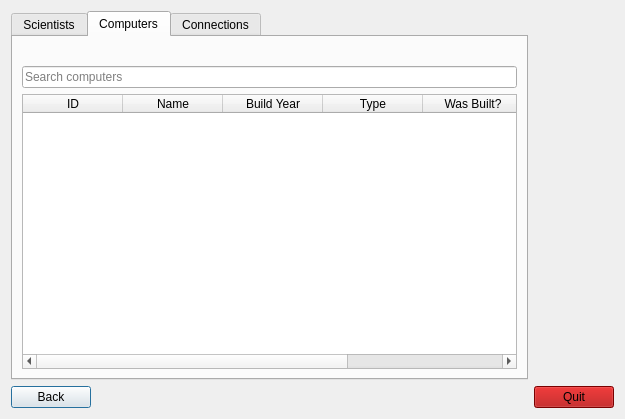
Old version of the form Skil3/ListWindow.ui in the repository Chiquita40-VLN-H2016/chiquita40.
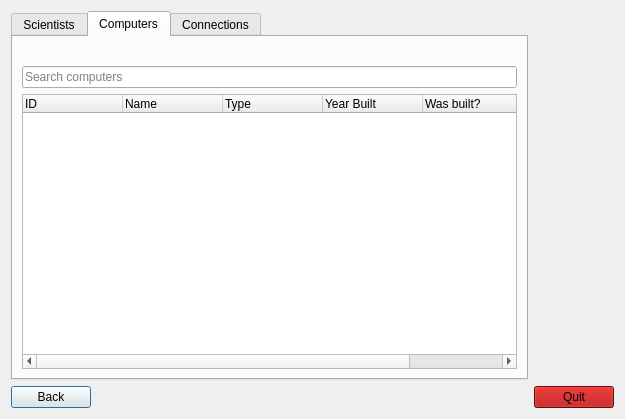
New version of the form. The open tabs and pages were chosen to show the change. Icons and pictures are not drawn.

Patch:
```diff
--- a/Skil3/ListWindow.ui
+++ b/Skil3/ListWindow.ui
@@ -97,37 +97,68 @@
          </property>
         </widget>
        </item>
-       <item row="2" column="0">
+       <item row="3" column="0">
         <widget class="QTableWidget" name="table_Computers">
+         <property name="editTriggers">
+          <set>QAbstractItemView::NoEditTriggers</set>
+         </property>
+         <property name="selectionMode">
+          <enum>QAbstractItemView::SingleSelection</enum>
+         </property>
+         <property name="selectionBehavior">
+          <enum>QAbstractItemView::SelectRows</enum>
+         </property>
+         <property name="showGrid">
+          <bool>false</bool>
+         </property>
+         <property name="sortingEnabled">
+          <bool>true</bool>
+         </property>
+         <attribute name="horizontalHeaderStretchLastSection">
+          <bool>true</bool>
+         </attribute>
+         <attribute name="verticalHeaderVisible">
+          <bool>false</bool>
+         </attribute>
          <column>
           <property name="text">
            <string>ID</string>
           </property>
+          <property name="textAlignment">
+           <set>AlignJustify|AlignVCenter</set>
+          </property>
          </column>
          <column>
           <property name="text">
            <string>Name</string>
           </property>
-         </column>
-         <column>
-          <property name="text">
-           <string>Build Year</string>
+          <property name="textAlignment">
+           <set>AlignJustify|AlignVCenter</set>
           </property>
          </column>
          <column>
           <property name="text">
            <string>Type</string>
           </property>
+          <property name="textAlignment">
+           <set>AlignJustify|AlignVCenter</set>
+          </property>
          </column>
          <column>
           <property name="text">
-           <string>Was Built?</string>
+           <string>Year Built</string>
           </property>
+          <property name="textAlignment">
+           <set>AlignJustify|AlignVCenter</set>
+          </property>
          </column>
          <column>
           <property name="text">
-           <string>Wikipedia Article</string>
+           <string>Was built?</string>
           </property>
+          <property name="textAlignment">
+           <set>AlignJustify|AlignVCenter</set>
+          </property>
          </column>
         </widget>
        </item>
```
Left out of the diff: 71 changed lines with no effect on the pictures.
